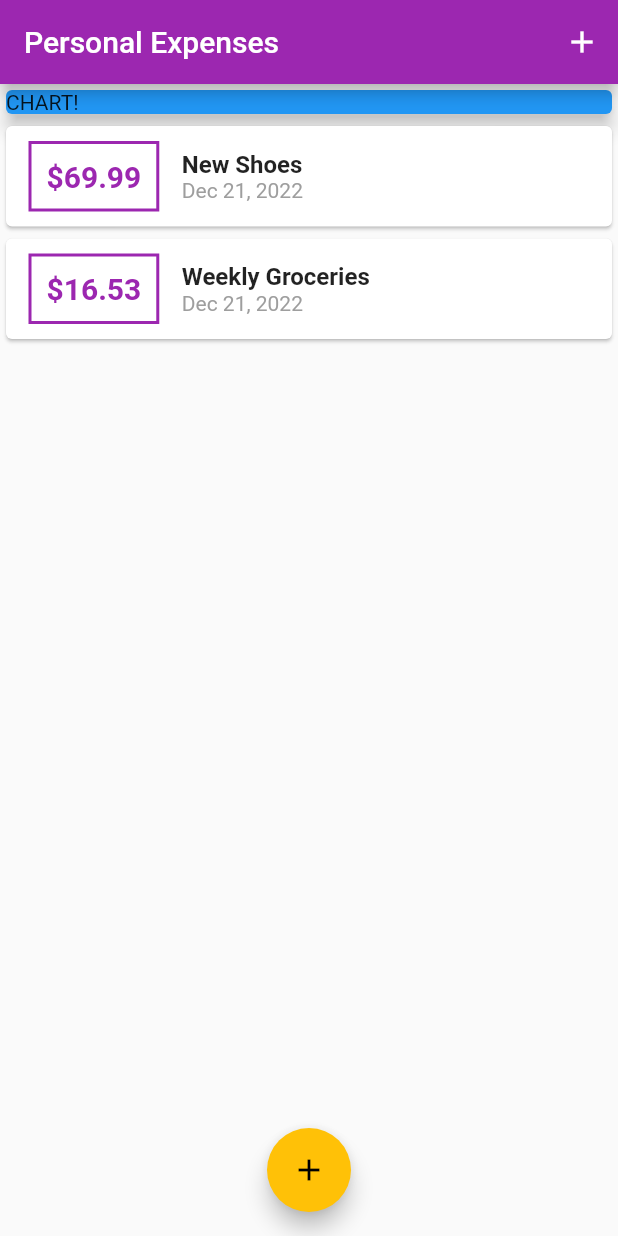
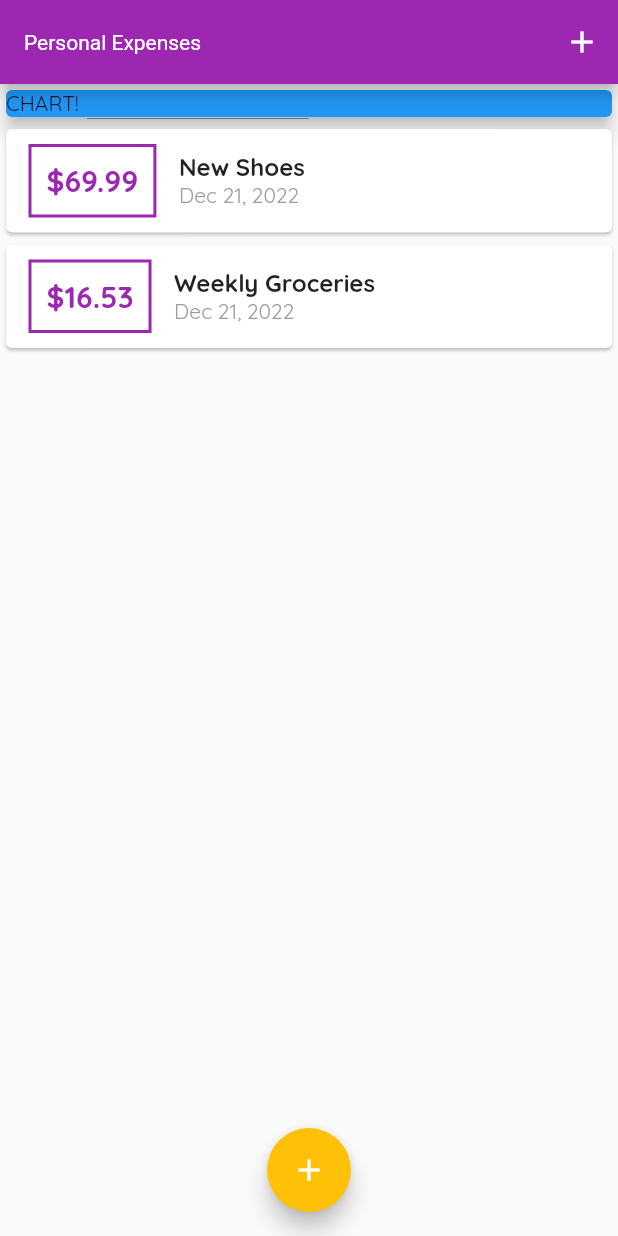
Before and after one commit to NishantWankhade/Flutter_Udemy_expense_planner, a Flutter app: the screen it shows after launch, on a phone screen of 412 x 824 dp. Run offline on Flutter 3.47's test engine with Material 2 defaults, Android fonts, the phone set to English and light mode, and no system bars.

Commit message:
Font family addition... In pubspec...

```diff
--- a/lib/main.dart
+++ b/lib/main.dart
@@ -13,7 +13,17 @@ class MyApp extends StatelessWidget {
       title: 'Personal Expenses',
       theme: ThemeData(
         primarySwatch: Colors.purple,
-        accentColor: Colors.amber,
+        colorScheme: ColorScheme.fromSwatch(primarySwatch: Colors.purple)
+            .copyWith(secondary: Colors.amber),
+        fontFamily: 'Quicksand',
+        appBarTheme: AppBarTheme(
+          titleTextStyle: ThemeData.dark()
+              .textTheme
+              .copyWith(
+                titleSmall: TextStyle(fontFamily: 'OpenSans'),
+              )
+              .titleLarge,
+        ),
       ),
       home: MyHomePage(),
     );
@@ -71,7 +81,9 @@ class _MyHomePageState extends State<MyHomePage> {
   Widget build(BuildContext context) {
     return Scaffold(
       appBar: AppBar(
-        title: const Text('Personal Expenses'),
+        title: const Text(
+          'Personal Expenses',
+        ),
         actions: [
           IconButton(
             icon: const Icon(Icons.add),
```
Also changed, not shown: pubspec.yaml (+15 -13 lines).
